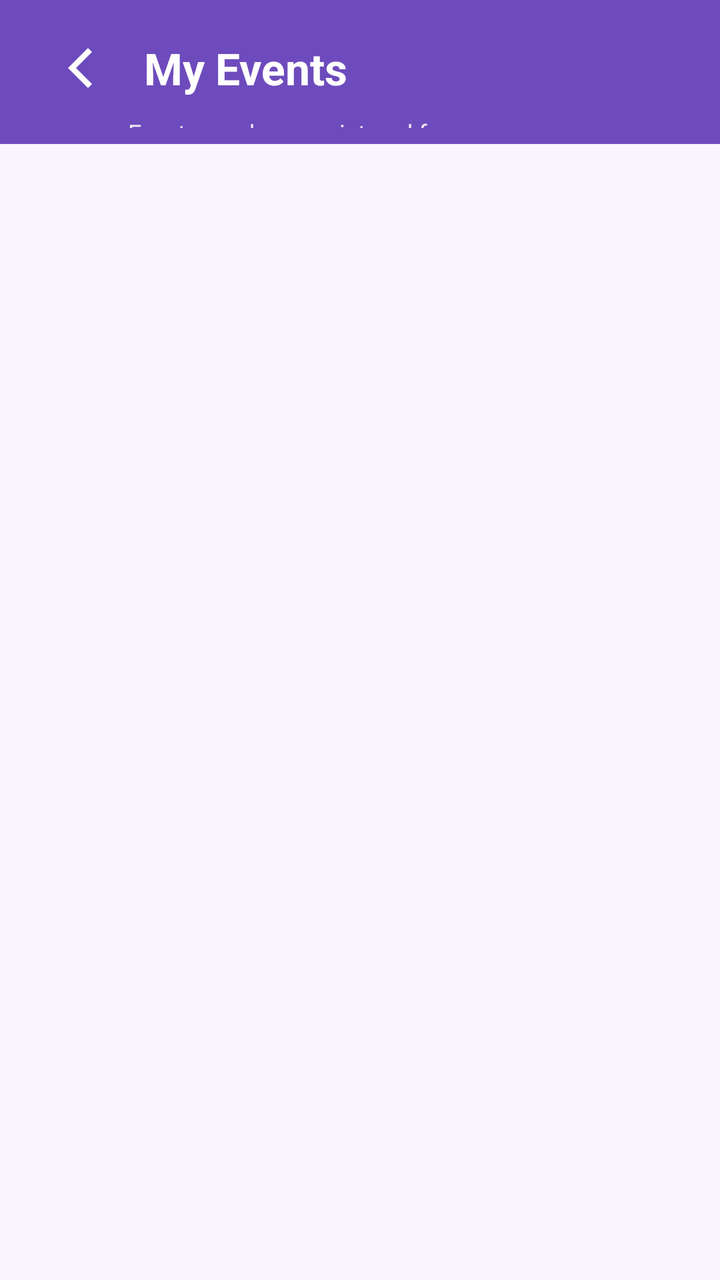
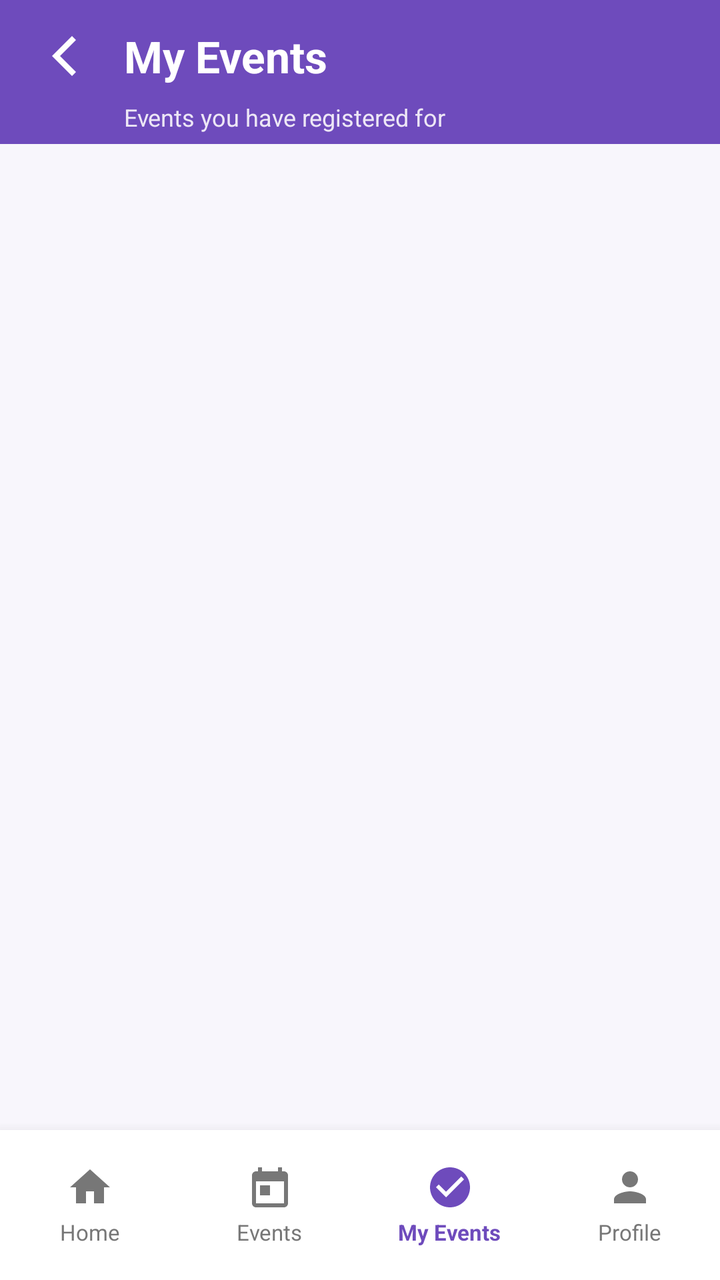

The first picture is an Android layout as it rendered before a commit; the second is the same layout after the commit. The layout source and the unified diff follow.
<!-- AndroidManifest.xml: application theme Theme.CollegeEventManagement -->
<!-- res/layout/activity_my_events.xml -->
<?xml version="1.0" encoding="utf-8"?>
<LinearLayout
    xmlns:android="http://schemas.android.com/apk/res/android"
    android:layout_width="match_parent"
    android:layout_height="match_parent"
    android:orientation="vertical"
    android:background="#F8F6FC">

    
    
    

    <LinearLayout
        android:layout_width="match_parent"
        android:layout_height="72dp"
        android:orientation="vertical"
        android:background="#6E4BBC"
        android:paddingStart="16dp"
        android:paddingEnd="16dp"
        android:paddingTop="10dp"
        android:paddingBottom="8dp">

        <LinearLayout
            android:layout_width="match_parent"
            android:layout_height="wrap_content"
            android:orientation="horizontal"
            android:gravity="center_vertical">

            <ImageButton
                android:id="@+id/backButton"
                android:layout_width="48dp"
                android:layout_height="48dp"
                android:background="@android:color/transparent"
                android:src="@drawable/ic_arrow_back"
                android:contentDescription="Back to dashboard"
                android:clickable="true"
                android:focusable="true"/>
            <TextView
                android:layout_width="wrap_content"
                android:layout_height="wrap_content"
                android:text="My Events"
                android:textColor="@android:color/white"
                android:textSize="22sp"
                android:textStyle="bold"
                android:layout_marginStart="8dp"/>

        </LinearLayout>

        <TextView
            android:layout_width="match_parent"
            android:layout_height="wrap_content"
            android:text="Events you have registered for"
            android:textColor="#EDE7F6"
            android:textSize="12sp"
            android:layout_marginStart="48dp"/>

    </LinearLayout>


    
    
    

    <ScrollView
        android:layout_width="match_parent"
        android:layout_height="match_parent"
        android:fillViewport="true">

        <LinearLayout
            android:id="@+id/eventsContainer"
            android:layout_width="match_parent"
            android:layout_height="wrap_content"
            android:orientation="vertical"
            android:padding="12dp"/>

    </ScrollView>

</LinearLayout>
<!-- resources referenced by this layout -->
<resources>
  <!-- drawable ic_arrow_back (drawable) -->
  <?xml version="1.0" encoding="utf-8"?>
  <vector xmlns:android="http://schemas.android.com/apk/res/android"
      android:width="32dp"
      android:height="32dp"
      android:viewportWidth="32"
      android:viewportHeight="32">
  
      <path
          android:fillColor="#FFFFFF"
          android:pathData="M20,6 L10,16 L20,26 L22,24 L14,16 L22,8 Z" />
  
  </vector>
  <style name="Theme.CollegeEventManagement" parent="Base.Theme.CollegeEventManagement" />
  <style name="Base.Theme.CollegeEventManagement" parent="Theme.Material3.DayNight.NoActionBar">
          
          
      </style>
</resources>

<!-- the commit's change to res/layout/activity_my_events.xml (unified diff, before → after) -->
@@ -1,10 +1,12 @@
 <?xml version="1.0" encoding="utf-8"?>
 <LinearLayout
     xmlns:android="http://schemas.android.com/apk/res/android"
+    xmlns:app="http://schemas.android.com/apk/res-auto"
     android:layout_width="match_parent"
     android:layout_height="match_parent"
     android:orientation="vertical"
     android:background="#F8F6FC">
+
 
     
     
@@ -15,16 +17,24 @@
         android:layout_height="72dp"
         android:orientation="vertical"
         android:background="#6E4BBC"
-        android:paddingStart="16dp"
-        android:paddingEnd="16dp"
-        android:paddingTop="10dp"
-        android:paddingBottom="8dp">
+        android:paddingStart="8dp"
+        android:paddingEnd="12dp"
+        android:paddingTop="4dp"
+        android:paddingBottom="4dp">
+
+
+        
+        
+        
 
         <LinearLayout
             android:layout_width="match_parent"
-            android:layout_height="wrap_content"
+            android:layout_height="48dp"
             android:orientation="horizontal"
             android:gravity="center_vertical">
+
+
+            
 
             <ImageButton
                 android:id="@+id/backButton"
@@ -32,9 +42,15 @@
                 android:layout_height="48dp"
                 android:background="@android:color/transparent"
                 android:src="@drawable/ic_arrow_back"
+                app:tint="@android:color/white"
                 android:contentDescription="Back to dashboard"
                 android:clickable="true"
-                android:focusable="true"/>
+                android:focusable="true"
+                android:padding="10dp" />
+
+
+            
+
             <TextView
                 android:layout_width="wrap_content"
                 android:layout_height="wrap_content"
@@ -42,9 +58,14 @@
                 android:textColor="@android:color/white"
                 android:textSize="22sp"
                 android:textStyle="bold"
-                android:layout_marginStart="8dp"/>
-
-        </LinearLayout>
+                android:layout_marginStart="6dp" />
+
+        </LinearLayout>
+
+
+        
+        
+        
 
         <TextView
             android:layout_width="match_parent"
@@ -52,7 +73,8 @@
             android:text="Events you have registered for"
             android:textColor="#EDE7F6"
             android:textSize="12sp"
-            android:layout_marginStart="48dp"/>
+            android:layout_marginStart="54dp"
+            android:layout_marginTop="-2dp" />
 
     </LinearLayout>
 
@@ -63,16 +85,177 @@
 
     <ScrollView
         android:layout_width="match_parent"
-        android:layout_height="match_parent"
-        android:fillViewport="true">
+        android:layout_height="0dp"
+        android:layout_weight="1"
+        android:fillViewport="true"
+        android:scrollbars="vertical">
 
         <LinearLayout
             android:id="@+id/eventsContainer"
             android:layout_width="match_parent"
             android:layout_height="wrap_content"
             android:orientation="vertical"
-            android:padding="12dp"/>
+            android:padding="12dp"
+            android:paddingBottom="24dp" />
 
     </ScrollView>
 
+
+    
+    
+    
+
+    <LinearLayout
+        android:layout_width="match_parent"
+        android:layout_height="75dp"
+        android:orientation="horizontal"
+        android:gravity="center"
+        android:background="@android:color/white"
+        android:elevation="10dp"
+        android:paddingTop="4dp"
+        android:paddingBottom="4dp">
+
+
+        
+        
+        
+
+        <LinearLayout
+            android:id="@+id/navHome"
+            android:layout_width="0dp"
+            android:layout_height="match_parent"
+            android:layout_weight="1"
+            android:orientation="vertical"
+            android:gravity="center"
+            android:clickable="true"
+            android:focusable="true"
+            android:background="?attr/selectableItemBackgroundBorderless">
+
+
+            <ImageView
+                android:layout_width="24dp"
+                android:layout_height="24dp"
+                android:src="@drawable/ic_home"
+                android:contentDescription="Home"
+                app:tint="#777777" />
+
+
+            <TextView
+                android:layout_width="wrap_content"
+                android:layout_height="wrap_content"
+                android:text="Home"
+                android:textSize="11sp"
+                android:textColor="#777777"
+                android:layout_marginTop="3dp" />
+
+        </LinearLayout>
+
+
+        
+        
+        
+
+        <LinearLayout
+            android:id="@+id/navEvents"
+            android:layout_width="0dp"
+            android:layout_height="match_parent"
+            android:layout_weight="1"
+            android:orientation="vertical"
+            android:gravity="center"
+            android:clickable="true"
+            android:focusable="true"
+            android:background="?attr/selectableItemBackgroundBorderless">
+
+
+            <ImageView
+                android:layout_width="24dp"
+                android:layout_height="24dp"
+                android:src="@drawable/ic_event"
+                android:contentDescription="Events"
+                app:tint="#777777" />
+
+
+            <TextView
+                android:layout_width="wrap_content"
+                android:layout_height="wrap_content"
+                android:text="Events"
+                android:textSize="11sp"
+                android:textColor="#777777"
+                android:layout_marginTop="3dp" />
+
+        </LinearLayout>
+
+
+        
+        
+        
+
+        <LinearLayout
+            android:id="@+id/navMyEvents"
+            android:layout_width="0dp"
+            android:layout_height="match_parent"
+            android:layout_weight="1"
+            android:orientation="vertical"
+            android:gravity="center"
+            android:clickable="true"
+            android:focusable="true"
+            android:background="?attr/selectableItemBackgroundBorderless">
+
+
+            <ImageView
+                android:layout_width="24dp"
+                android:layout_height="24dp"
+                android:src="@drawable/ic_confirmation"
+                android:contentDescription="My Events"
+                app:tint="#6E4BBC" />
+
+
+            <TextView
+                android:layout_width="wrap_content"
+                android:layout_height="wrap_content"
+                android:text="My Events"
+                android:textSize="11sp"
+                android:textColor="#6E4BBC"
+                android:textStyle="bold"
+                android:layout_marginTop="3dp" />
+
+        </LinearLayout>
+
+
+        
+        
+        
+
+        <LinearLayout
+            android:id="@+id/navProfile"
+            android:layout_width="0dp"
+            android:layout_height="match_parent"
+            android:layout_weight="1"
+            android:orientation="vertical"
+            android:gravity="center"
+            android:clickable="true"
+            android:focusable="true"
+            android:background="?attr/selectableItemBackgroundBorderless">
+
+
+            <ImageView
+                android:layout_width="24dp"
+                android:layout_height="24dp"
+                android:src="@drawable/ic_person"
+                android:contentDescription="Profile"
+                app:tint="#777777" />
+
+
+            <TextView
+                android:layout_width="wrap_content"
+                android:layout_height="wrap_content"
+                android:text="Profile"
+                android:textSize="11sp"
+                android:textColor="#777777"
+                android:layout_marginTop="3dp" />
+
+        </LinearLayout>
+
+    </LinearLayout>
+
 </LinearLayout>
<!-- resource entries referenced after the edit -->
@@ -13,6 +13,58 @@
           android:pathData="M20,6 L10,16 L20,26 L22,24 L14,16 L22,8 Z" />
   
   </vector>
+  <!-- drawable ic_confirmation (drawable) -->
+  <?xml version="1.0" encoding="utf-8"?>
+  <vector xmlns:android="http://schemas.android.com/apk/res/android"
+      android:width="24dp"
+      android:height="24dp"
+      android:viewportWidth="24"
+      android:viewportHeight="24">
+  
+      <path
+          android:fillColor="#FFFFFFFF"
+          android:pathData="M12,2C6.48,2 2,6.48 2,12s4.48,10 10,10 10,-4.48 10,-10S17.52,2 12,2zM10,17l-5,-5 1.41,-1.41L10,14.17l7.59,-7.59L19,8l-9,9z" />
+  
+  </vector>
+  <!-- drawable ic_event (drawable) -->
+  <?xml version="1.0" encoding="utf-8"?>
+  <vector xmlns:android="http://schemas.android.com/apk/res/android"
+      android:width="24dp"
+      android:height="24dp"
+      android:viewportWidth="24"
+      android:viewportHeight="24">
+  
+      <path
+          android:fillColor="#FFFFFFFF"
+          android:pathData="M19,4h-1V2h-2v2H8V2H6v2H5c-1.1,0 -2,0.9 -2,2v14c0,1.1 0.9,2 2,2h14c1.1,0 2,-0.9 2,-2V6c0,-1.1 -0.9,-2 -2,-2zM19,20H5V9h14v11zM7,11h5v5H7z" />
+  
+  </vector>
+  <!-- drawable ic_home (drawable) -->
+  <?xml version="1.0" encoding="utf-8"?>
+  <vector xmlns:android="http://schemas.android.com/apk/res/android"
+      android:width="24dp"
+      android:height="24dp"
+      android:viewportWidth="24"
+      android:viewportHeight="24">
+  
+      <path
+          android:fillColor="#FF000000"
+          android:pathData="M10,20v-6h4v6h5v-8h3L12,3 2,12h3v8z" />
+  
+  </vector>
+  <!-- drawable ic_person (drawable) -->
+  <?xml version="1.0" encoding="utf-8"?>
+  <vector xmlns:android="http://schemas.android.com/apk/res/android"
+      android:width="24dp"
+      android:height="24dp"
+      android:viewportWidth="24"
+      android:viewportHeight="24">
+  
+      <path
+          android:fillColor="#FF000000"
+          android:pathData="M12,12c2.21,0 4,-1.79 4,-4s-1.79,-4 -4,-4 -4,1.79 -4,4 1.79,4 4,4zM12,14c-2.67,0 -8,1.34 -8,4v2h16v-2c0,-2.66 -5.33,-4 -8,-4z" />
+  
+  </vector>
   <style name="Theme.CollegeEventManagement" parent="Base.Theme.CollegeEventManagement" />
   <style name="Base.Theme.CollegeEventManagement" parent="Theme.Material3.DayNight.NoActionBar">
           
